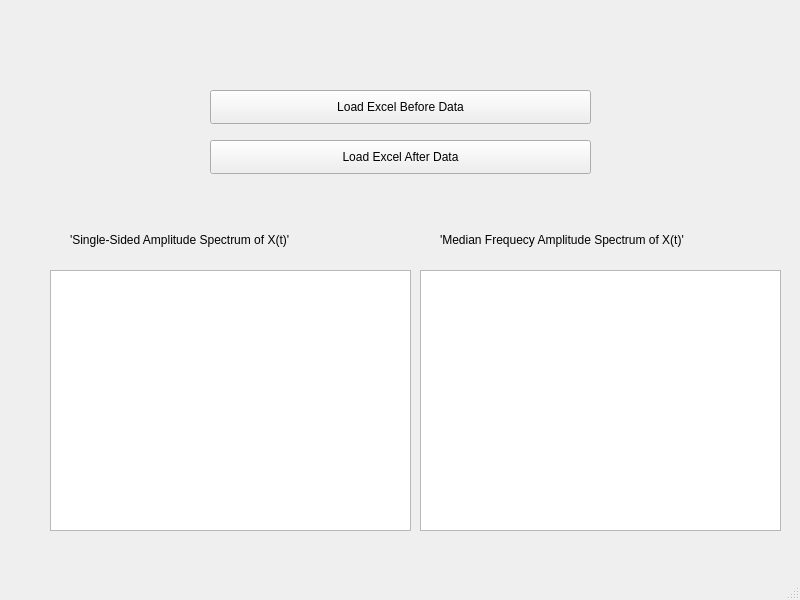
pighaddt/MedianFrequency, file loadExcelData.ui: the form before one commit.
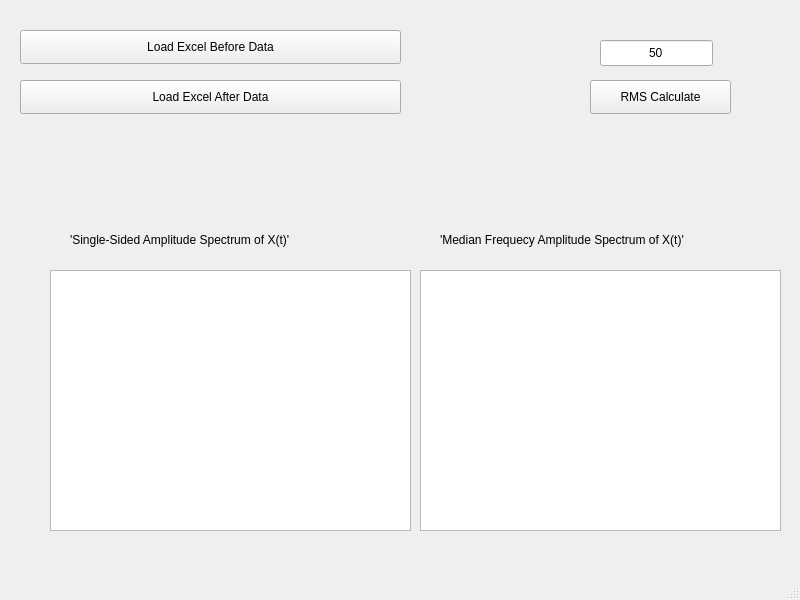
The form after the commit.

Commit message: RMS calculate && GUI demo

The edit to the form file:
```diff
--- a/loadExcelData.ui
+++ b/loadExcelData.ui
@@ -17,8 +17,8 @@
    <widget class="QPushButton" name="loadExcelBefore_button">
     <property name="geometry">
      <rect>
-      <x>210</x>
-      <y>90</y>
+      <x>20</x>
+      <y>30</y>
       <width>381</width>
       <height>34</height>
      </rect>
@@ -76,8 +76,8 @@
    <widget class="QPushButton" name="loadExcelAfter_button">
     <property name="geometry">
      <rect>
-      <x>210</x>
-      <y>140</y>
+      <x>20</x>
+      <y>80</y>
       <width>381</width>
       <height>34</height>
      </rect>
@@ -86,6 +86,35 @@
      <string>Load Excel After Data</string>
     </property>
    </widget>
+   <widget class="QLineEdit" name="maskEdit">
+    <property name="geometry">
+     <rect>
+      <x>600</x>
+      <y>40</y>
+      <width>113</width>
+      <height>26</height>
+     </rect>
+    </property>
+    <property name="text">
+     <string>50</string>
+    </property>
+    <property name="alignment">
+     <set>Qt::AlignCenter</set>
+    </property>
+   </widget>
+   <widget class="QPushButton" name="RMS_button">
+    <property name="geometry">
+     <rect>
+      <x>590</x>
+      <y>80</y>
+      <width>141</width>
+      <height>34</height>
+     </rect>
+    </property>
+    <property name="text">
+     <string>RMS Calculate</string>
+    </property>
+   </widget>
   </widget>
   <widget class="QMenuBar" name="menubar">
    <property name="geometry">
```
The commit also changes 5 other files.
